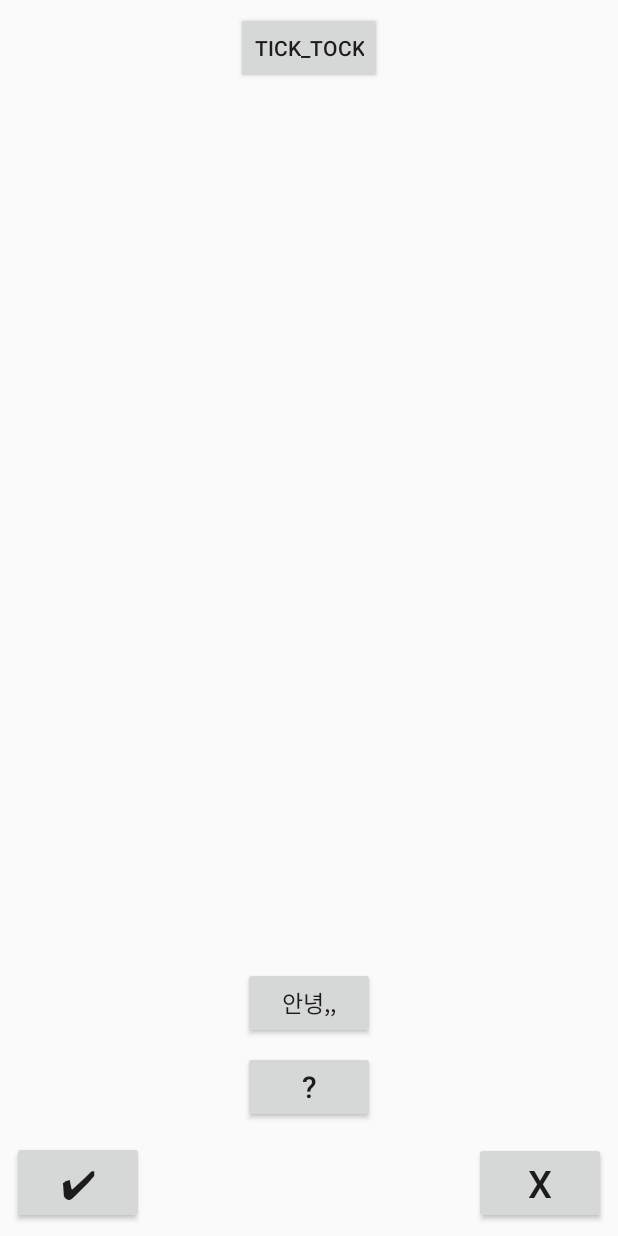
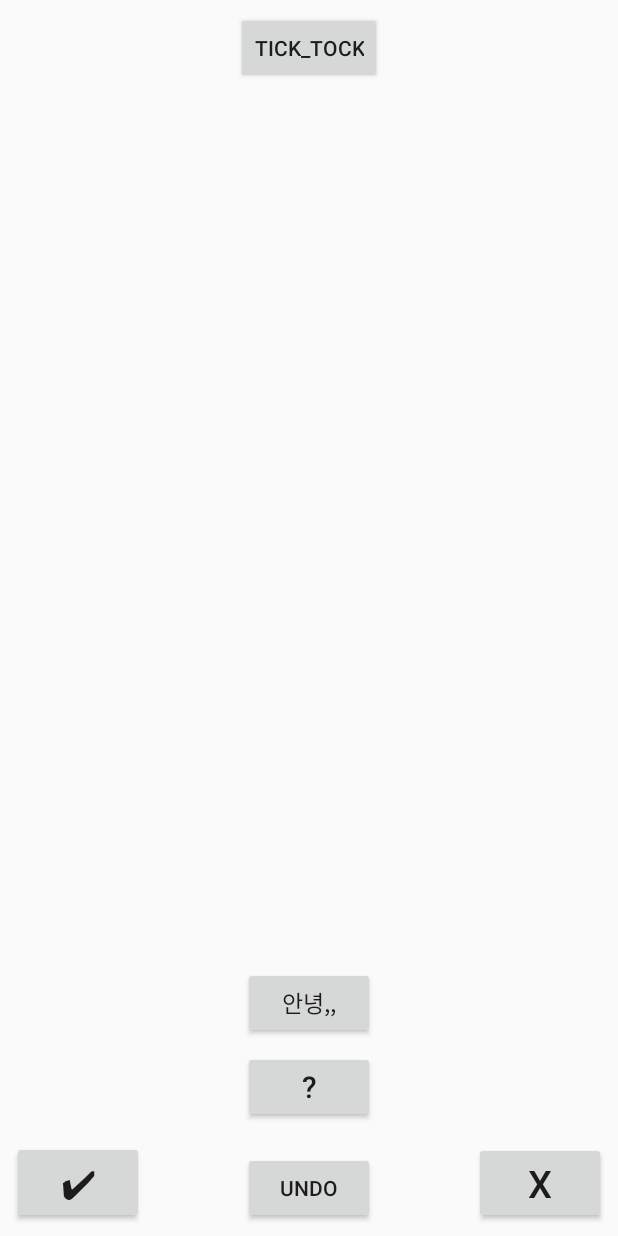
Before and after one commit to TranceSoftware/KoreanForEnglishSpeakers, an Android app: the screen it shows after launch (MainActivity), after a tap on an icon or button, on a phone screen of 412 x 824 dp. Run offline under Robolectric (Android 15) with nearby library versions, the light colour scheme and no system bars; our stand-ins replace Room's generated code; 1 other tap on this screen came first.

Commit message:
Back button implemented.

```diff
--- a/app/src/main/java/com/example/joshua/koreancards/CardTable.java
+++ b/app/src/main/java/com/example/joshua/koreancards/CardTable.java
@@ -80,4 +80,8 @@ public class CardTable {
     public void setDays(int days) {
         this.days = days;
     }
+
+    public CardTable createCopy() {
+        return new CardTable(this.indexKey, this.nativeWord, this.foreignWord, this.factor, this.time, this.days, this.streak);
+    }
 }
--- a/app/src/main/java/com/example/joshua/koreancards/MainActivity.java
+++ b/app/src/main/java/com/example/joshua/koreancards/MainActivity.java
@@ -48,6 +48,7 @@ import java.util.Calendar;
 import java.util.Hashtable;
 import java.util.List;
 import java.util.Locale;
+import java.util.Stack;
 import java.util.TimeZone;
 
 public class MainActivity extends Activity implements TimePickerDialog.OnTimeSetListener {
@@ -108,7 +109,7 @@ public class MainActivity extends Activity implements TimePickerDialog.OnTimeSet
     private Calendar calendar = Calendar.getInstance();
     private ArrayList<Cell> everyList = new ArrayList<>();
     private Cell currentCell = null;
-    private Button koreanWordButton, showAnswerButton, wrongAnswerButton, correctAnswerButton, timerButton;
+    private Button koreanWordButton, showAnswerButton, wrongAnswerButton, correctAnswerButton, timerButton, undoButton;
     private LocalBroadcastManager localBroadcastManager;
     //TODO api catch
     private Resources resources;
@@ -131,6 +132,14 @@ public class MainActivity extends Activity implements TimePickerDialog.OnTimeSet
 
     private TextToSpeech englishTextToSpeech;
     private TextToSpeech koreanTextToSpeech;
+
+    private Stack<CardTable> tempCardHistory = new Stack<>();
+    private Stack<ArrayList<CardTable>> newCardHistory = new Stack<>();
+    private Stack<ArrayList<CardTable>> reviewCardHistory = new Stack<>();
+
+    private ArrayList<CardTable> initialReviewList = new ArrayList<>();
+    private ArrayList<CardTable> initialNewCardList = new ArrayList<>();
+
     @Override
     protected void onCreate(Bundle savedInstanceState) {
         super.onCreate(savedInstanceState);
@@ -267,6 +276,14 @@ public class MainActivity extends Activity implements TimePickerDialog.OnTimeSet
 //                    Log.d(DEBUG_TAG, "BundleList size: " + bundleList.size());
                     changeLayout(1);
                 }
+                //todo check if anything changes between getting cards from database and here
+                for(CardTable cT: newCards) {
+                    initialNewCardList.add(cT.createCopy());
+                }
+                for(CardTable cT: reviewCardList) {
+                    initialReviewList.add(cT.createCopy());
+                }
+                //todo why check?
                 checkDatabase();
 //                checkTime();
 //                Log.d(DEBUG_TAG, "StudyStarted: " + Boolean.toString(studyStarted));
@@ -337,7 +354,8 @@ public class MainActivity extends Activity implements TimePickerDialog.OnTimeSet
         studyList.add(correctAnswerButton);
         timerButton = findViewById(R.id.TimerButton);
         studyList.add(timerButton);
-
+        undoButton = findViewById(R.id.UndoButton);
+        studyList.add(undoButton);
         timerText = findViewById(R.id.TimerText);
 
         if (Build.VERSION.SDK_INT >= Build.VERSION_CODES.LOLLIPOP) {
@@ -404,12 +422,17 @@ public class MainActivity extends Activity implements TimePickerDialog.OnTimeSet
 
                 updatedCardAnswer(false);
                 checkDeckStatus();
+                int i = 0;
                 for(CardTable cT : newCards) {
-                    Log.d(DEBUG_TAG, cT.getForeignWord() + "\tDays: " + cT.getDays() + "\tStreak: " + cT.getStreak());
-                }
+                    Log.d(DEBUG_TAG, i + " - " + cT.getForeignWord() + "\tDays: " + cT.getDays() + "\tStreak: " + cT.getStreak());
+                    i+=1;
+                }
+                int j = 0;
                 for(CardTable cT : reviewCardList) {
-                    Log.d(DEBUG_TAG, cT.getForeignWord() + "\tDays: " + cT.getDays() + "\tStreak: " + cT.getStreak());
-                }
+                    Log.d(DEBUG_TAG, j + " - " + cT.getForeignWord() + "\tDays: " + cT.getDays() + "\tStreak: " + cT.getStreak());
+                    j+=1;
+                }
+                Log.d(DEBUG_TAG, "AnswerHistory Size: " + Integer.toString(tempCardHistory.size()));
                 Log.d(DEBUG_TAG, "NewCardList size: " + Integer.toString(newCards.size()));
                 Log.d(DEBUG_TAG, "ReviewList Size: " + Integer.toString(reviewCardList.size()));
                 Log.d(DEBUG_TAG, "Boolean status: " + Boolean.toString(studyReviewMode));
@@ -420,6 +443,28 @@ public class MainActivity extends Activity implements TimePickerDialog.OnTimeSet
                 }
 
 
+            }
+        });
+        undoButton.setOnClickListener(new View.OnClickListener() {
+            @Override
+            public void onClick(View v) {
+                undoButtonPressed();
+                int i = 0;
+                for(CardTable cT : newCards) {
+                    Log.d(DEBUG_TAG, i + " - " + cT.getForeignWord() + "\tDays: " + cT.getDays() + "\tStreak: " + cT.getStreak());
+                    i+=1;
+                }
+                int j = 0;
+                for(CardTable cT : reviewCardList) {
+                    Log.d(DEBUG_TAG, j + " - " + cT.getForeignWord() + "\tDays: " + cT.getDays() + "\tStreak: " + cT.getStreak());
+                    j+=1;
+                }
+                Log.d(DEBUG_TAG, "AnswerHistory Size: " + Integer.toString(tempCardHistory.size()));
+                Log.d(DEBUG_TAG, "NewCardList size: " + Integer.toString(newCardHistory.size()));
+                Log.d(DEBUG_TAG, "ReviewList Size: " + Integer.toString(reviewCardHistory.size()));
+                Log.d(DEBUG_TAG, "Boolean status: " + Boolean.toString(studyReviewMode));
+                nextRound();
+                //check status of deck?
             }
         });
         correctAnswerButton.setOnClickListener(new View.OnClickListener() {
@@ -459,12 +504,17 @@ public class MainActivity extends Activity implements TimePickerDialog.OnTimeSet
 //                    Log.d(DEBUG_TAG, i + "\t" + finishedList.get(i).getKorean() + "\t" + Integer.toString(finishedList.get(i).getCardsBetween()) + "\t" + finishedList.get(i).getRetrievalStreak() + "\t" + (finishedList.get(i).getMilliSeconds() - System.currentTimeMillis()));
 //                }
 //                nextRound();
+                int i = 0;
                 for(CardTable cT : newCards) {
-                    Log.d(DEBUG_TAG, cT.getForeignWord() + "\tDays: " + cT.getDays() + "\tStreak: " + cT.getStreak());
-                }
+                    Log.d(DEBUG_TAG, i + " - " + cT.getForeignWord() + "\tDays: " + cT.getDays() + "\tStreak: " + cT.getStreak());
+                    i+=1;
+                }
+                int j = 0;
                 for(CardTable cT : reviewCardList) {
-                    Log.d(DEBUG_TAG, cT.getForeignWord() + "\tDays: " + cT.getDays() + "\tStreak: " + cT.getStreak());
-                }
+                    Log.d(DEBUG_TAG, j + " - " + cT.getForeignWord() + "\tDays: " + cT.getDays() + "\tStreak: " + cT.getStreak());
+                    j+=1;
+                }
+                Log.d(DEBUG_TAG, "AnswerHistory Size: " + Integer.toString(tempCardHistory.size()));
                 Log.d(DEBUG_TAG, "NewCardList size: " + Integer.toString(newCards.size()));
                 Log.d(DEBUG_TAG, "ReviewList Size: " + Integer.toString(reviewCardList.size()));
                 Log.d(DEBUG_TAG, "Boolean status: " + Boolean.toString(studyReviewMode));
@@ -1313,8 +1363,61 @@ public class MainActivity extends Activity implements TimePickerDialog.OnTimeSet
         editor.putInt(INDEX_KEY, index);
         editor.apply();
     }
+    public void undoButtonPressed() {
+        if(!tempCardHistory.empty()) {
+            tempCard = tempCardHistory.pop();
+            //was the card removed at this point?
+            boolean tempFound = false;
+            for(CardTable cT : newCards) {
+                if(tempCard.getIndexKey() == cT.getIndexKey()) {
+                    tempFound = true;
+                }
+            }
+            for(CardTable cT : reviewCardList) {
+                if(tempCard.getIndexKey() == cT.getIndexKey()) {
+                    tempFound = true;
+                }
+            }
+
+            if(!tempFound) {
+                //card missing, need to undo the write with the copy
+                for(CardTable cT : initialNewCardList) {
+                    if(cT.getIndexKey() == tempCard.getIndexKey()) {
+                        MainActivity.cardDatabase.cardDao().updateCard(cT);
+                    }
+                }
+                for(CardTable cT : initialReviewList) {
+                    if(cT.getIndexKey() == tempCard.getIndexKey()) {
+                        MainActivity.cardDatabase.cardDao().updateCard(cT);
+                    }
+                }
+            }
+
+            newCards = newCardHistory.pop();
+            reviewCardList = reviewCardHistory.pop();
+            //if in study mode check put back in newcards
+            //check to see if anything changes at the time of assignment or if tempcard can just change
+        }
+
+    }
     public void updatedCardAnswer(boolean result) {
         //only method to change the card data
+
+
+
+        tempCardHistory.push(tempCard.createCopy());
+        ArrayList<CardTable> newCardsCopy = new ArrayList<>();
+        for(CardTable cT: newCards) {
+            newCardsCopy.add(cT.createCopy());
+        }
+        newCardHistory.push(newCardsCopy);
+        ArrayList<CardTable> reviewCardListCopy = new ArrayList<>();
+        for(CardTable cT: reviewCardList) {
+            reviewCardListCopy.add(cT.createCopy());
+        }
+        reviewCardHistory.push(reviewCardListCopy);
+        //todo move this to the end, maybe?
+
         if(result) {
             //correct answer
             Log.d(DEBUG_TAG, "Time value: " + Long.toString(tempCard.getTime()));
--- a/app/src/main/res/layout/test_layout.xml
+++ b/app/src/main/res/layout/test_layout.xml
@@ -202,4 +202,19 @@
         app:layout_constraintStart_toStartOf="parent"
         app:layout_constraintTop_toTopOf="parent" />
 
+    <Button
+        android:id="@+id/UndoButton"
+        android:layout_width="wrap_content"
+        android:layout_height="wrap_content"
+        android:layout_marginStart="8dp"
+        android:layout_marginLeft="8dp"
+        android:layout_marginEnd="8dp"
+        android:layout_marginRight="8dp"
+        android:layout_marginBottom="8dp"
+        android:text="Undo"
+        android:visibility="gone"
+        app:layout_constraintBottom_toBottomOf="parent"
+        app:layout_constraintEnd_toStartOf="@+id/WrongAnswerButton"
+        app:layout_constraintStart_toEndOf="@+id/CorrectAnswerButton" />
+
 </android.support.constraint.ConstraintLayout>
```
